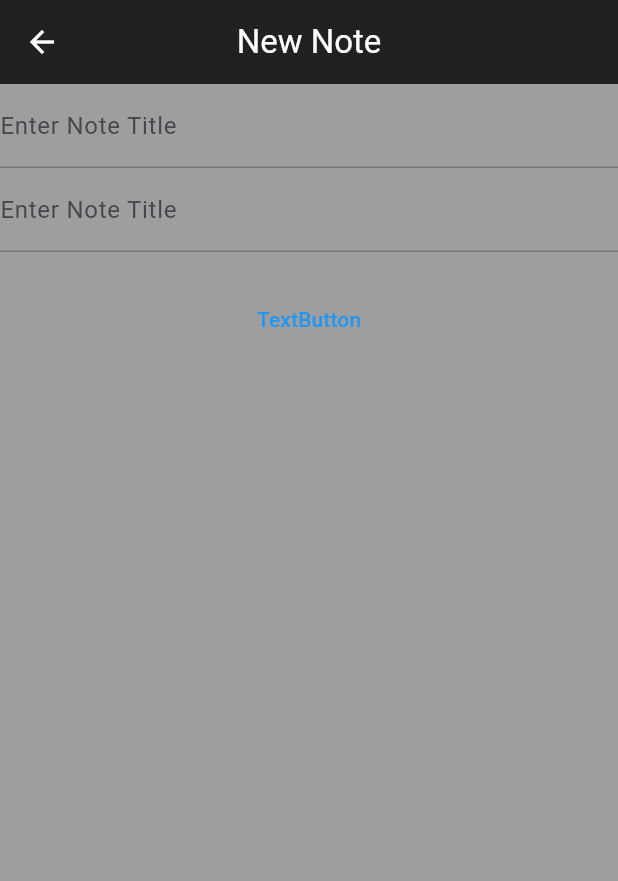
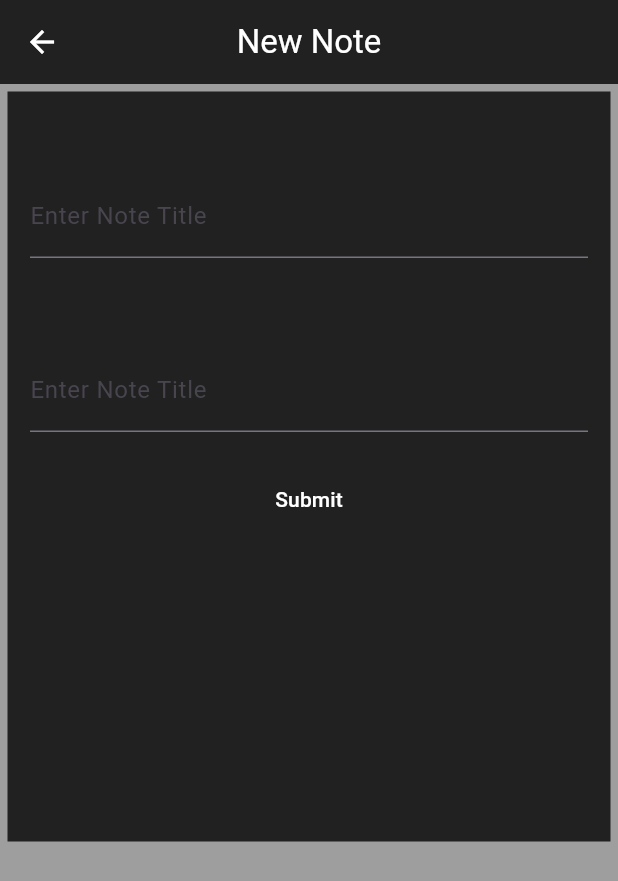
Before and after one commit to Malcolm-Shepherd/SeniorProject, a Flutter app: the NewNote screen opened directly, on a phone screen of 412 x 824 dp. Shown: the top 881 px of the screen. Run offline on Flutter 3.47's test engine with Material 3 defaults, Android fonts, the phone set to English and light mode, and no system bars; our stand-ins replace flutter_map, geolocator, latlong2.

Commit message:
Finished on notes for now will start on scheduler

```diff
--- a/test_app/lib/pages/newNote.dart
+++ b/test_app/lib/pages/newNote.dart
@@ -35,22 +35,32 @@ class NewNoteState extends State<NewNote> {
           style: TextStyle(color: Colors.white),
         ),
       ),
-      body: Column(
+      body: Container(
+        constraints: const BoxConstraints(minWidth: 4000, maxHeight: 500),
+        margin: const EdgeInsets.all(5.0),
+        padding: const EdgeInsets.all(15.0),
+        decoration: BoxDecoration(
+          color: Colors.grey[900],
+        ),
+        child: Column(
           children: [
             Container(
+              padding: const EdgeInsets.fromLTRB(0, 40, 0, 60),
               child: TextField(
                 controller: titleController,
-              decoration: InputDecoration(
+                decoration: const InputDecoration(
                   labelText: 'Enter Note Title',
                 ),
+                style: TextStyle(color: Colors.white),
               ),
             ),
             Container(
               child: TextField(
                 controller: contentController,
-              decoration: InputDecoration(
+                decoration: const InputDecoration(
                   labelText: 'Enter Note Title',
                 ),
+                style: TextStyle(color: Colors.white),
               ),
             ),
             Text(
@@ -71,11 +81,15 @@ class NewNoteState extends State<NewNote> {
                   'content': contentController.text,
                 };
                 print(data);
-              writeToJSON(data, 'test_app/mock_data/MOCK_NOTE.json');
+                writeToJSON(data, "\\test_app\\mock_data\\MOCK_NOTE.json");
               },
-            child: Text('TextButton'),
+              child: const Text(
+                'Submit',
+                style: TextStyle(color: Colors.white),
+              ),
             )
           ],
+        ),
       ),
     );
   }
```
Also changed, not shown: test_app/lib/pages/noteListDisplay.dart (+80 -1 lines). Lines whose indentation alone changed are shown as unchanged.
